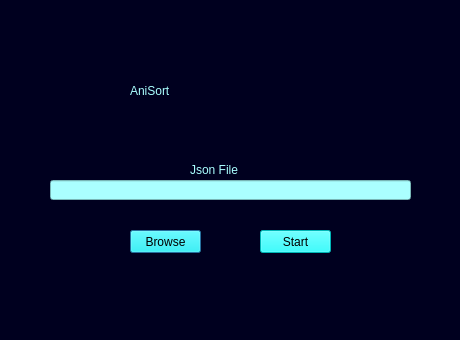
Kortzy/AniSort, file GUI/Browse.ui: the form before one commit.
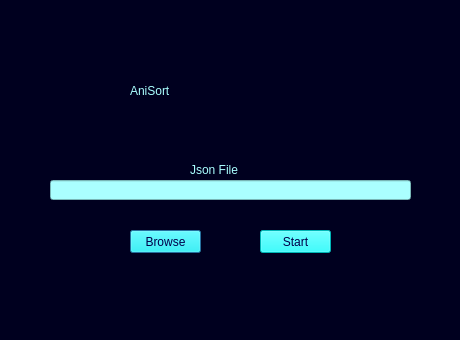
The form after the commit.

```diff
--- a/GUI/Browse.ui
+++ b/GUI/Browse.ui
@@ -21,7 +21,7 @@
     <rect>
      <x>130</x>
      <y>60</y>
-     <width>191</width>
+     <width>201</width>
      <height>61</height>
     </rect>
    </property>
@@ -79,7 +79,8 @@
    </property>
    <property name="styleSheet">
     <string notr="true">background-color: rgb(0, 255, 255);
-border-color: rgb(0, 0, 255);</string>
+border-color: rgb(0, 0, 255);
+color: rgb(0, 0, 74);</string>
    </property>
    <property name="text">
     <string>Browse</string>
@@ -96,7 +97,8 @@
    </property>
    <property name="styleSheet">
     <string notr="true">background-color: rgb(0, 255, 255);
-border-color: rgb(0, 0, 255);</string>
+border-color: rgb(0, 0, 255);
+color: rgb(0, 0, 74);</string>
    </property>
    <property name="text">
     <string>Start</string>
```
Left out of the diff: 13 changed lines with no effect on the pictures.
